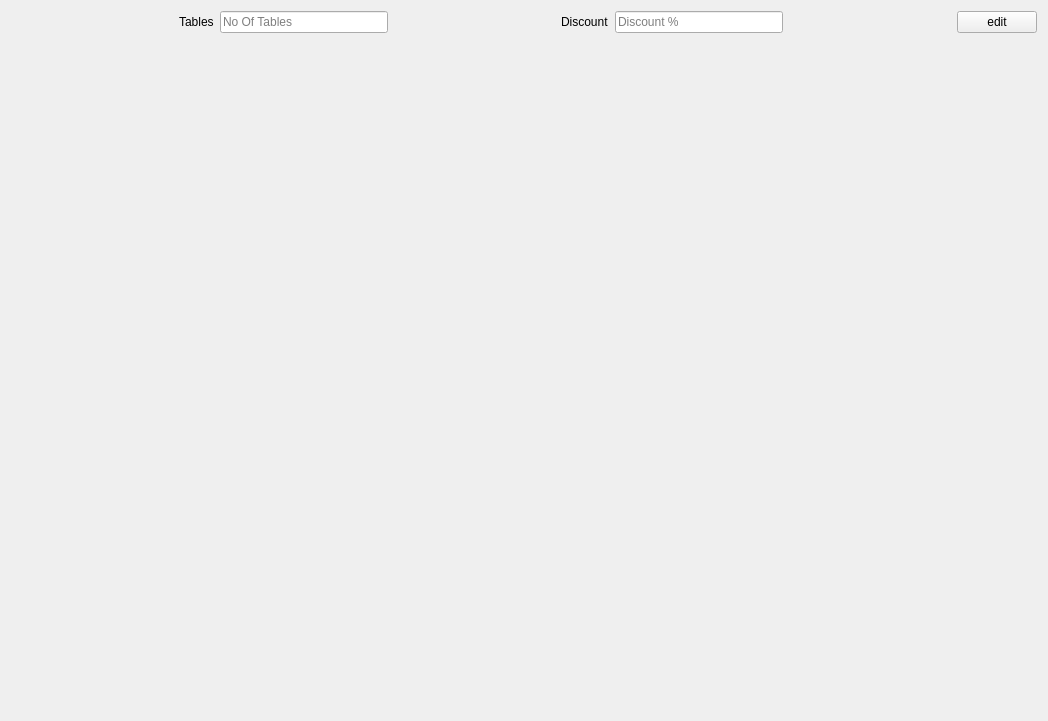
This is ui/menu/adminwidget.ui in Anmol-A-jain/Dyner as Qt 5 draws it before an edit. The edited form follows.
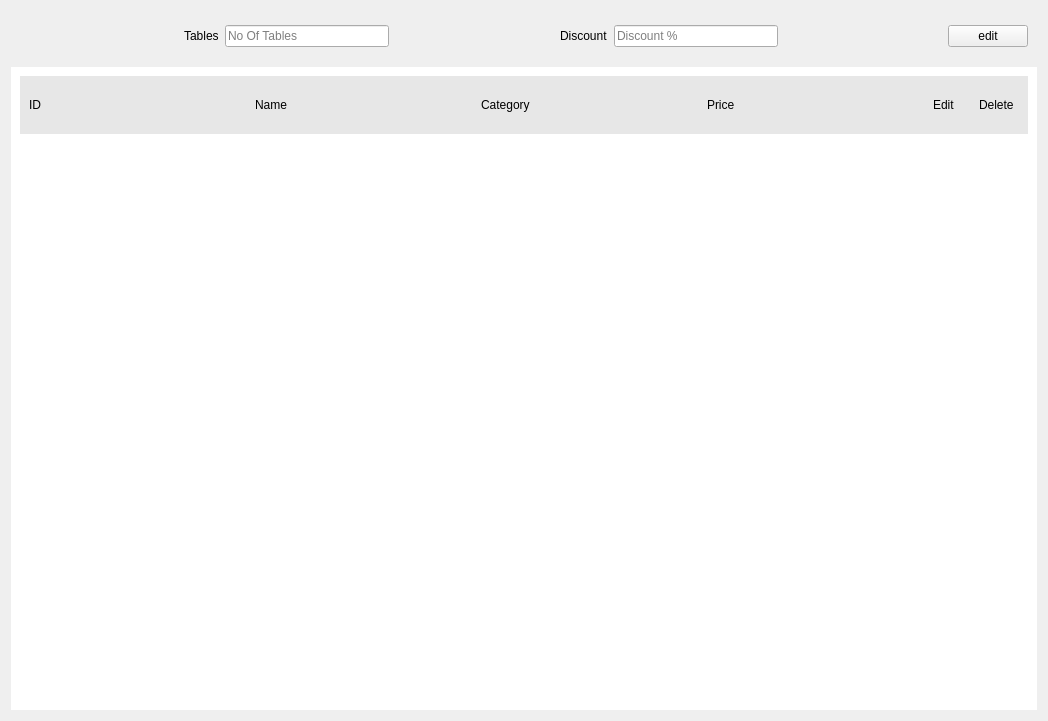
This is the edited form.

Diff of the .ui file:
```diff
--- a/ui/menu/adminwidget.ui
+++ b/ui/menu/adminwidget.ui
@@ -20,6 +20,19 @@
    <item>
     <layout class="QVBoxLayout" name="verticalLayout">
      <item>
+      <widget class="QWidget" name="upperMenu" native="true">
+       <property name="minimumSize">
+        <size>
+         <width>0</width>
+         <height>50</height>
+        </size>
+       </property>
+       <property name="maximumSize">
+        <size>
+         <width>16777215</width>
+         <height>50</height>
+        </size>
+       </property>
       <layout class="QHBoxLayout" name="horizontalLayout">
        <item>
         <spacer name="horizontalSpacer_2">
@@ -102,9 +115,96 @@
         </widget>
        </item>
       </layout>
+      </widget>
      </item>
      <item>
+      <widget class="QFrame" name="mainMenu">
+       <property name="styleSheet">
+        <string notr="true">#mainMenu
+{
+	background-color: rgb(255, 255, 255);
+}</string>
+       </property>
       <layout class="QVBoxLayout" name="verticalLayout_3">
+        <item>
+         <widget class="QWidget" name="horizontalWidget" native="true">
+          <property name="styleSheet">
+           <string notr="true">border-radius:0px;
+background-color: rgb(231, 231, 231);</string>
+          </property>
+          <layout class="QHBoxLayout" name="horizontalLayout_2">
+           <item>
+            <widget class="QLabel" name="label_id">
+             <property name="text">
+              <string>ID</string>
+             </property>
+            </widget>
+           </item>
+           <item>
+            <widget class="QLabel" name="label_name">
+             <property name="text">
+              <string>Name</string>
+             </property>
+            </widget>
+           </item>
+           <item>
+            <widget class="QLabel" name="label_category">
+             <property name="text">
+              <string>Category</string>
+             </property>
+            </widget>
+           </item>
+           <item>
+            <widget class="QLabel" name="label_price">
+             <property name="text">
+              <string>Price</string>
+             </property>
+            </widget>
+           </item>
+           <item>
+            <widget class="QLabel" name="label_edit">
+             <property name="minimumSize">
+              <size>
+               <width>40</width>
+               <height>40</height>
+              </size>
+             </property>
+             <property name="maximumSize">
+              <size>
+               <width>40</width>
+               <height>40</height>
+              </size>
+             </property>
+             <property name="text">
+              <string>Edit</string>
+             </property>
+            </widget>
+           </item>
+           <item>
+            <widget class="QLabel" name="label_delete">
+             <property name="minimumSize">
+              <size>
+               <width>40</width>
+               <height>40</height>
+              </size>
+             </property>
+             <property name="maximumSize">
+              <size>
+               <width>40</width>
+               <height>40</height>
+              </size>
+             </property>
+             <property name="text">
+              <string>Delete</string>
+             </property>
+            </widget>
+           </item>
+          </layout>
+         </widget>
+        </item>
+        <item>
+         <layout class="QVBoxLayout" name="verticalLayout_4"/>
+        </item>
        <item>
         <spacer name="verticalSpacer">
          <property name="orientation">
@@ -119,6 +219,7 @@
         </spacer>
        </item>
       </layout>
+      </widget>
      </item>
     </layout>
    </item>
```
Lines whose indentation alone changed are shown as unchanged.
